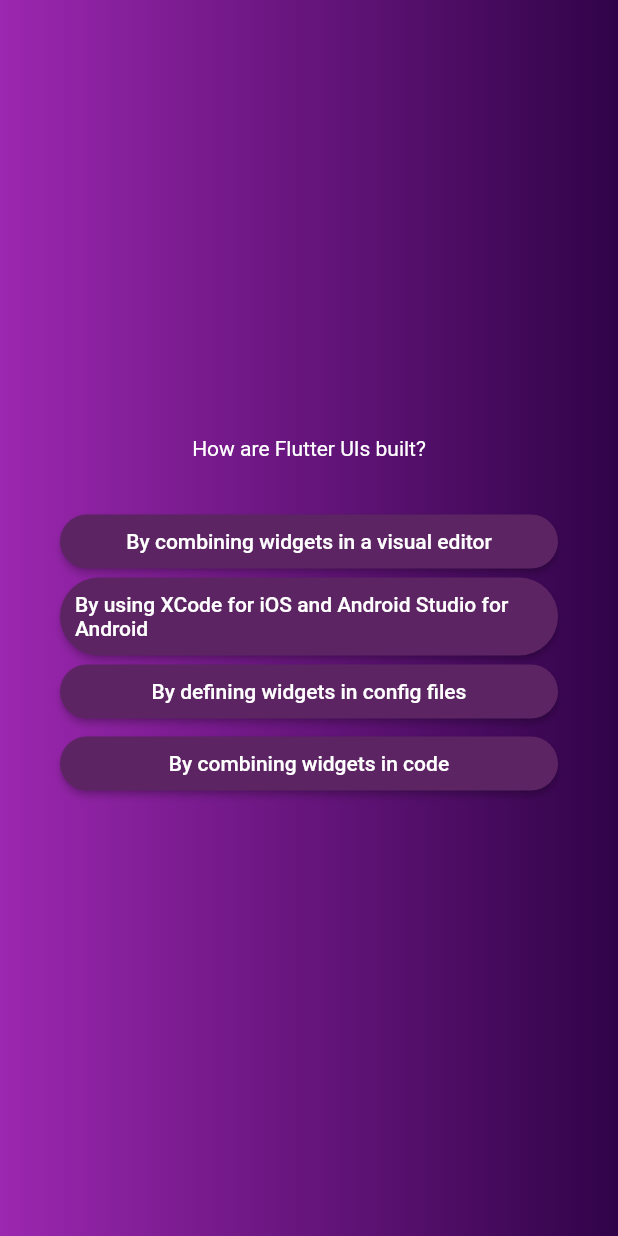
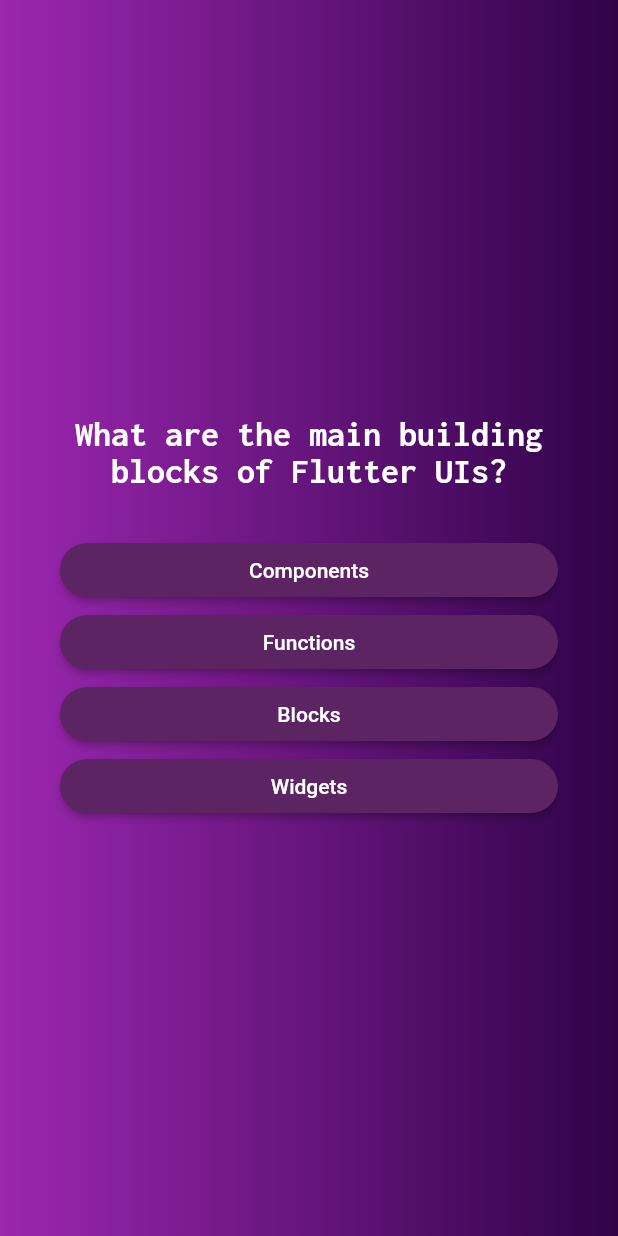
Before and after one commit to augustodoldan/quiz_game, a Flutter app: the screen it shows after launch, after a tap on "Empezar quiz!", on a phone screen of 412 x 824 dp. Run offline on Flutter 3.47's test engine with Material 2 defaults, Android fonts, the phone set to English and light mode, and no system bars; our stand-ins replace google_fonts.

Commit message:
WIP: I added new validations and functionalities

```diff
--- a/lib/answer_button.dart
+++ b/lib/answer_button.dart
@@ -17,7 +17,10 @@ class AnswerButton extends StatelessWidget {
           foregroundColor: Colors.white,
           shape:
               RoundedRectangleBorder(borderRadius: BorderRadius.circular(40))),
-      child: Text(answerText),
+      child: Text(
+        answerText,
+        textAlign: TextAlign.center,
+      ),
     );
   }
 }
--- a/lib/questions_screen.dart
+++ b/lib/questions_screen.dart
@@ -1,19 +1,30 @@
 import 'package:flutter/material.dart';
 import 'package:quiz_new/answer_button.dart';
 import 'package:quiz_new/data/questions.dart';
+import 'package:google_fonts/google_fonts.dart';
 
 class QuestionsScreen extends StatefulWidget {
-  const QuestionsScreen({super.key});
+  const QuestionsScreen({required this.onSelectAnswer, super.key});
+
+  final void Function(String answer) onSelectAnswer;
 
   @override
   State<QuestionsScreen> createState() => _QuestionsScreenState();
 }
 
 class _QuestionsScreenState extends State<QuestionsScreen> {
+  var currentQuestionIndex = 0;
+
+  void answerQuestion(String selectedAnswer) {
+    widget.onSelectAnswer(selectedAnswer);
+    setState(() {
+      currentQuestionIndex++;
+    });
+  }
+
   @override
   Widget build(BuildContext context) {
-    final currentQuestions = questions[1];
-
+    final currentQuestions = questions[currentQuestionIndex];
     return SizedBox(
       width: double.infinity,
       child: Container(
@@ -24,14 +35,19 @@ class _QuestionsScreenState extends State<QuestionsScreen> {
           children: [
             Text(
               currentQuestions.text,
-              style: const TextStyle(
+              style: GoogleFonts.inconsolata(
                 color: Colors.white,
+                fontSize: 24,
+                fontWeight: FontWeight.bold,
               ),
               textAlign: TextAlign.center,
             ),
             const SizedBox(height: 30),
             ...currentQuestions.getShuffledAnswers().map((answer) {
-              return AnswerButton(answerText: answer, onTap: () {});
+              return AnswerButton(
+                answerText: answer,
+                onTap: () => answerQuestion(answer),
+              );
             })
           ],
         ),
--- a/lib/quiz.dart
+++ b/lib/quiz.dart
@@ -1,6 +1,8 @@
 import 'package:flutter/material.dart';
 import 'package:quiz_new/questions_screen.dart';
 import 'package:quiz_new/start_widget.dart';
+import 'package:quiz_new/data/questions.dart';
+import 'package:quiz_new/results_screen.dart';
 
 class Quiz extends StatefulWidget {
   const Quiz({super.key});
@@ -10,16 +12,42 @@ class Quiz extends StatefulWidget {
 }
 
 class _QuizState extends State<Quiz> {
+  List<String> selectedAnswers = [];
   var activeScreen = "start-widget";
 
   void switchScreen() {
     setState(() {
-      activeScreen = 'question-screen';
+      activeScreen = 'questions-screen';
     });
+  }
+
+  void chooseAnswer(String answer) {
+    selectedAnswers.add(answer);
+
+    if (selectedAnswers.length == questions.length) {
+      setState(() {
+        selectedAnswers = [];
+
+        activeScreen = "results-widget";
+      });
+    }
   }
 
   @override
   Widget build(BuildContext context) {
+    Widget screenWidget = StartWidget(switchScreen);
+
+    if (activeScreen == 'questions-screen') {
+      screenWidget = QuestionsScreen(
+        onSelectAnswer: chooseAnswer,
+      );
+    }
+
+    if (activeScreen == 'results-widget') {
+      screenWidget = ResultsScreen(
+        chosenList: selectedAnswers,
+      );
+    }
     return MaterialApp(
         home: Scaffold(
       body: Container(
@@ -28,9 +56,7 @@ class _QuizState extends State<Quiz> {
           Colors.purple,
           Color.fromARGB(255, 48, 3, 72),
         ])),
-        child: activeScreen == "start-widget"
-            ? StartWidget(switchScreen)
-            : const QuestionsScreen(),
+        child: screenWidget,
       ),
     ));
   }
--- a/lib/start_widget.dart
+++ b/lib/start_widget.dart
@@ -1,4 +1,5 @@
 import 'package:flutter/material.dart';
+import 'package:google_fonts/google_fonts.dart';
 
 class StartWidget extends StatelessWidget {
   const StartWidget(
@@ -19,10 +20,10 @@ class StartWidget extends StatelessWidget {
           const SizedBox(
             height: 80,
           ),
-          const Text(
+          Text(
             "Learn flutter the fun way!",
-            style: TextStyle(
-                color: Color.fromARGB(255, 203, 163, 210), fontSize: 24),
+            style: GoogleFonts.inconsolata(
+                color: const Color.fromARGB(255, 203, 163, 210), fontSize: 24),
           ),
           const SizedBox(
             height: 30,
--- a/pubspec.yaml
+++ b/pubspec.yaml
@@ -35,6 +35,7 @@ dependencies:
   # The following adds the Cupertino Icons font to your application.
   # Use with the CupertinoIcons class for iOS style icons.
   cupertino_icons: ^1.0.2
+  google_fonts: ^4.0.4
 
 dev_dependencies:
   flutter_test:
```
Also changed, not shown: lib/results_screen.dart (added, +26 -0 lines), 1 other file.
